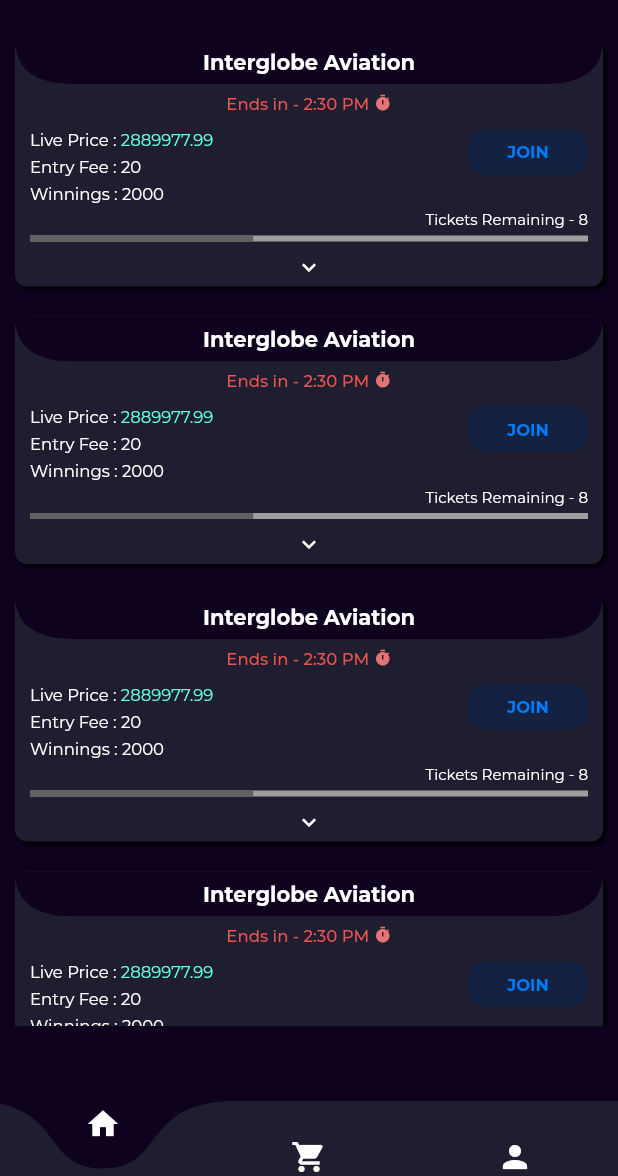
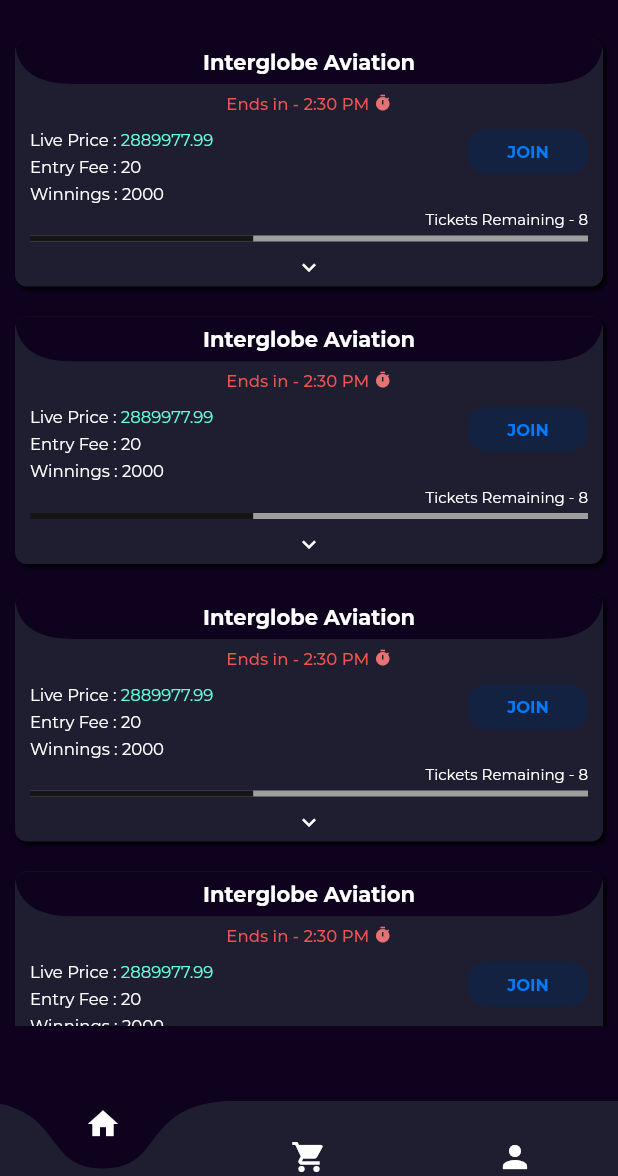
Before and after one commit to justinbiebur/Intradae, a Flutter app: the screen it shows after launch, on a phone screen of 412 x 824 dp, the part 60-1236 px from its top. Run offline on Flutter 3.47's test engine with Material 2 defaults, Android fonts, the phone set to English and light mode, and no system bars; drawn by our look-alikes of curved_navigation_bar; our stand-ins replace google_fonts.

Commit message:
black 87

```diff
--- a/lib/src/components/contestBox.dart
+++ b/lib/src/components/contestBox.dart
@@ -161,7 +161,7 @@ class ContestBox extends StatelessWidget {
                     child: LinearProgressIndicator(
                       value: 0.4,
                       valueColor:
-                          AlwaysStoppedAnimation<Color>(Colors.grey[700]),
+                          AlwaysStoppedAnimation<Color>(Colors.black87),
                       backgroundColor: Colors.grey
                     ),
                   ),
```
